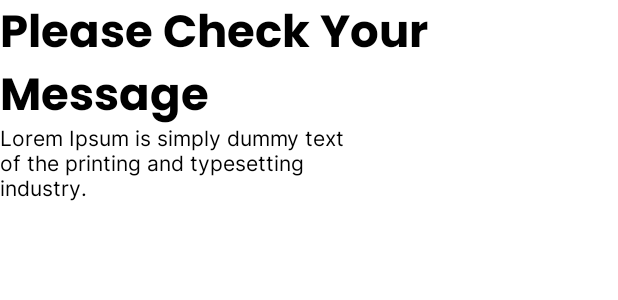
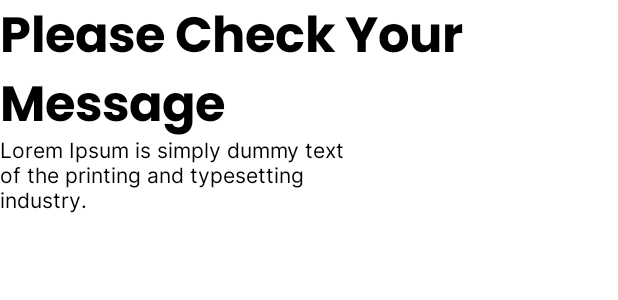
Before and after one commit to CH2-PS482/antuk-android, an Android app built with Jetpack Compose: the @Preview function HeadlinesPreview, on a phone screen of 412 x 824 dp. Shown: the top 300 px of the screen. Run offline under Robolectric (Android 15) with nearby library versions, the light colour scheme and no system bars.

Commit message:
Add More UI

```diff
--- a/app/src/main/java/com/antukcapstone/antuk/ui/components/Headlines.kt
+++ b/app/src/main/java/com/antukcapstone/antuk/ui/components/Headlines.kt
@@ -1,17 +1,12 @@
 package com.antukcapstone.antuk.ui.components
 
-import android.graphics.Paint.Align
-import androidx.compose.foundation.layout.Arrangement
+
 import androidx.compose.foundation.layout.Box
 import androidx.compose.foundation.layout.Column
 import androidx.compose.foundation.layout.fillMaxWidth
-import androidx.compose.foundation.layout.height
-import androidx.compose.foundation.layout.padding
 import androidx.compose.foundation.layout.width
-import androidx.compose.foundation.layout.wrapContentHeight
 import androidx.compose.material3.Text
 import androidx.compose.runtime.Composable
-import androidx.compose.ui.Alignment
 import androidx.compose.ui.Modifier
 import androidx.compose.ui.graphics.Color
 import androidx.compose.ui.text.TextStyle
@@ -26,8 +21,7 @@ import com.antukcapstone.antuk.ui.theme.AntukTheme
 @Composable
 fun Headlines(
     titleHeadlinesText: String,
-    smallHeadlinesText: String,
-    modifier: Modifier = Modifier
+    smallHeadlinesText: String
 ) {
     Column(
         modifier = Modifier
@@ -46,7 +40,7 @@ fun TitleHeadlines(
         Text(
             text = text,
             style = TextStyle(
-                fontSize = 30.sp,
+                fontSize = 33.sp,
                 fontFamily = FontFamily(Font(R.font.poppins_bold)),
                 color = Color.Black
             ),
```
Also changed, not shown: app/src/main/java/com/antukcapstone/antuk/ui/screens/account/components/ClickableText.kt (added, +20 -0 lines), app/src/main/res/values/strings.xml (+8 -0 lines).
